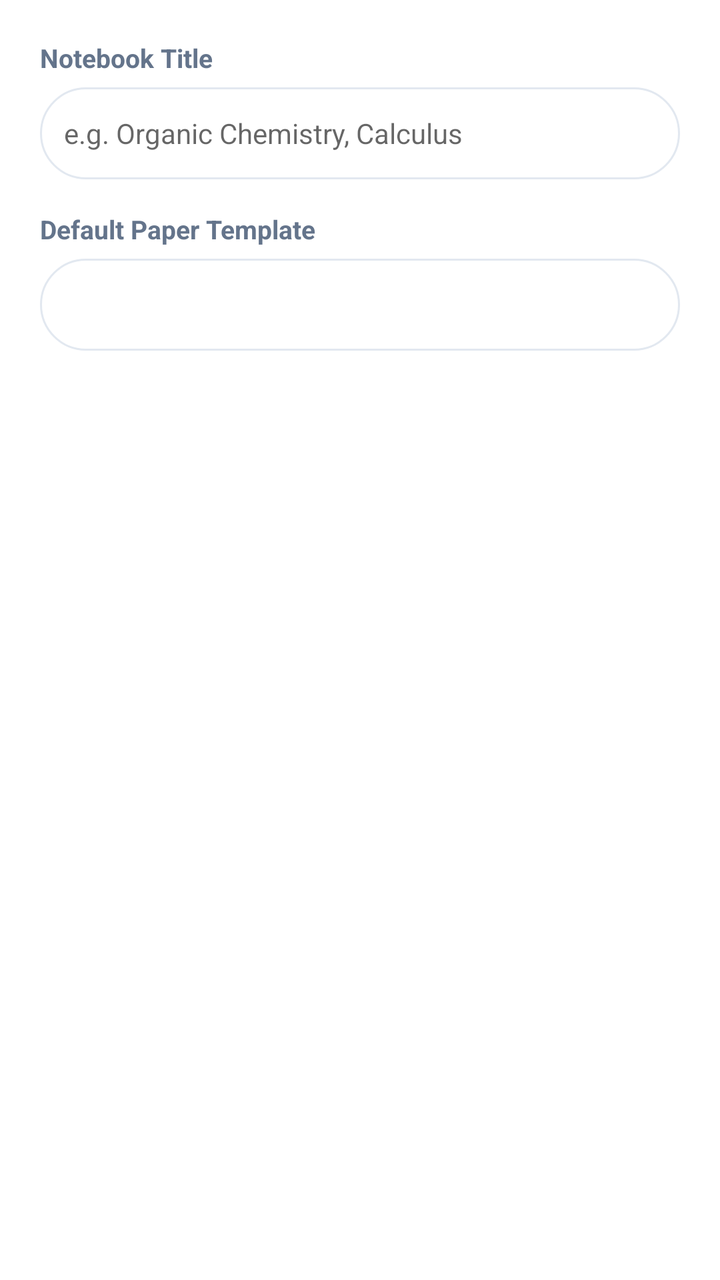
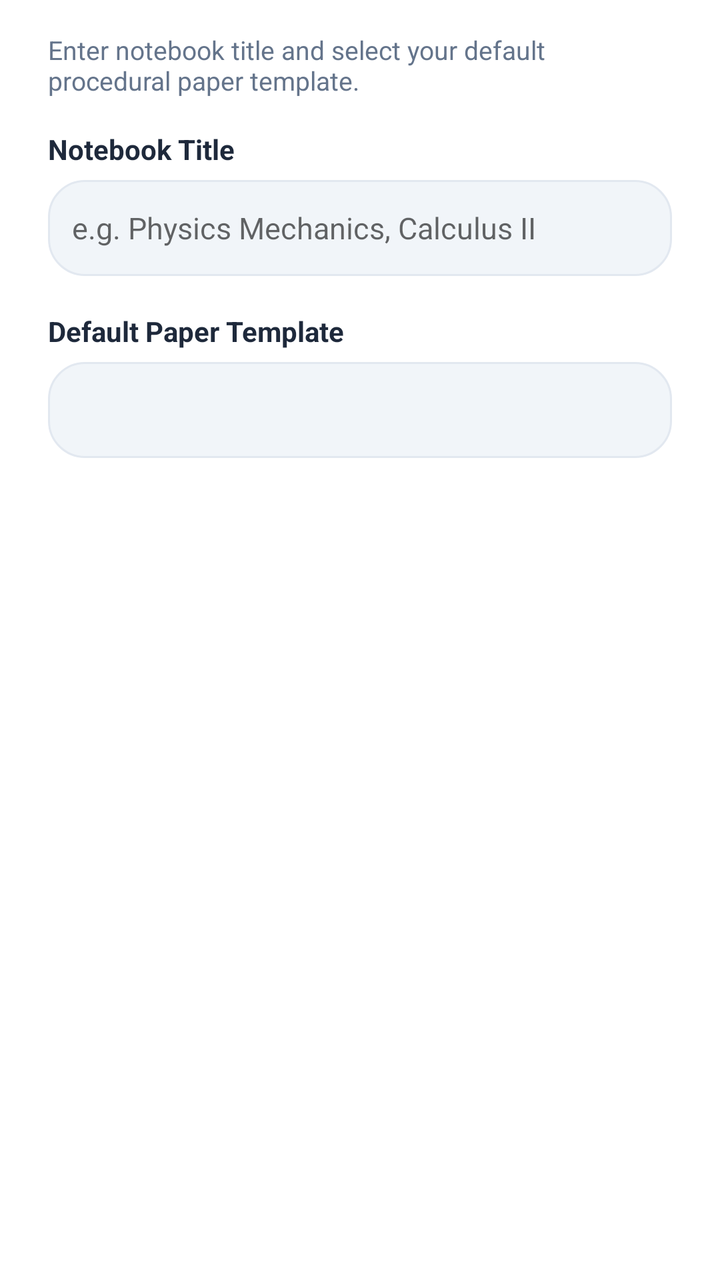

Screens rendered from an Android XML layout before and after an edit, with the pre-edit source and the edit as a unified diff.
<!-- AndroidManifest.xml: application theme Theme.FlowNotes -->
<!-- res/layout/dialog_new_notebook.xml -->
<?xml version="1.0" encoding="utf-8"?>
<LinearLayout xmlns:android="http://schemas.android.com/apk/res/android"
    android:layout_width="match_parent"
    android:layout_height="wrap_content"
    android:orientation="vertical"
    android:padding="20dp">

    <TextView
        android:layout_width="wrap_content"
        android:layout_height="wrap_content"
        android:text="Notebook Title"
        android:textColor="@color/text_secondary"
        android:textSize="13sp"
        android:textStyle="bold" />

    <EditText
        android:id="@+id/et_notebook_title"
        android:layout_width="match_parent"
        android:layout_height="46dp"
        android:layout_marginTop="6dp"
        android:background="@drawable/bg_floating_dock"
        android:hint="e.g. Organic Chemistry, Calculus"
        android:paddingStart="12dp"
        android:paddingEnd="12dp"
        android:textSize="14sp" />

    <TextView
        android:layout_width="wrap_content"
        android:layout_height="wrap_content"
        android:layout_marginTop="16dp"
        android:text="Default Paper Template"
        android:textColor="@color/text_secondary"
        android:textSize="13sp"
        android:textStyle="bold" />

    <Spinner
        android:id="@+id/sp_paper_template"
        android:layout_width="match_parent"
        android:layout_height="46dp"
        android:layout_marginTop="6dp"
        android:background="@drawable/bg_floating_dock" />
</LinearLayout>
<!-- resources referenced by this layout -->
<resources>
  <color name="text_secondary">#64748B</color>
  <!-- drawable bg_floating_dock (drawable) -->
  <?xml version="1.0" encoding="utf-8"?>
  <shape xmlns:android="http://schemas.android.com/apk/res/android"
      android:shape="rectangle">
      <solid android:color="#FFFFFF" />
      <corners android:radius="30dp" />
      <stroke
          android:width="1dp"
          android:color="#E2E8F0" />
  </shape>
  <style name="Theme.FlowNotes" parent="Theme.MaterialComponents.DayNight.NoActionBar">
          <item name="colorPrimary">@color/primary</item>
          <item name="colorPrimaryVariant">@color/primary_dark</item>
          <item name="colorOnPrimary">@android:color/white</item>
          <item name="colorSecondary">@color/accent</item>
          <item name="android:statusBarColor">@color/bg_surface</item>
          <item name="android:windowLightStatusBar">true</item>
      </style>
  <color name="primary">#3B82F6</color>
  <color name="primary_dark">#1D4ED8</color>
  <color name="accent">#8B5CF6</color>
  <color name="bg_surface">#FFFFFF</color>
</resources>

<!-- the commit's change to res/layout/dialog_new_notebook.xml (unified diff, before → after) -->
@@ -1,42 +1,61 @@
 <?xml version="1.0" encoding="utf-8"?>
-<LinearLayout xmlns:android="http://schemas.android.com/apk/res/android"
+<LinearLayout
+    xmlns:android="http://schemas.android.com/apk/res/android"
     android:layout_width="match_parent"
     android:layout_height="wrap_content"
     android:orientation="vertical"
-    android:padding="20dp">
+    android:paddingStart="24dp"
+    android:paddingEnd="24dp"
+    android:paddingTop="16dp"
+    android:paddingBottom="16dp">
 
     <TextView
-        android:layout_width="wrap_content"
+        android:layout_width="match_parent"
+        android:layout_height="wrap_content"
+        android:text="Enter notebook title and select your default procedural paper template."
+        android:textColor="@color/text_secondary"
+        android:textSize="13sp"
+        android:layout_marginBottom="16dp" />
+
+    <TextView
+        android:layout_width="match_parent"
         android:layout_height="wrap_content"
         android:text="Notebook Title"
-        android:textColor="@color/text_secondary"
-        android:textSize="13sp"
-        android:textStyle="bold" />
+        android:textColor="@color/text_primary"
+        android:textSize="14sp"
+        android:textStyle="bold"
+        android:layout_marginBottom="6dp" />
 
     <EditText
         android:id="@+id/et_notebook_title"
         android:layout_width="match_parent"
-        android:layout_height="46dp"
-        android:layout_marginTop="6dp"
-        android:background="@drawable/bg_floating_dock"
-        android:hint="e.g. Organic Chemistry, Calculus"
+        android:layout_height="48dp"
+        android:hint="e.g. Physics Mechanics, Calculus II"
+        android:inputType="textCapWords"
+        android:maxLines="1"
+        android:textColor="@color/text_primary"
+        android:textSize="15sp"
         android:paddingStart="12dp"
         android:paddingEnd="12dp"
-        android:textSize="14sp" />
+        android:background="@drawable/bg_folder_chip"
+        android:layout_marginBottom="18dp" />
 
     <TextView
-        android:layout_width="wrap_content"
+        android:layout_width="match_parent"
         android:layout_height="wrap_content"
-        android:layout_marginTop="16dp"
         android:text="Default Paper Template"
-        android:textColor="@color/text_secondary"
-        android:textSize="13sp"
-        android:textStyle="bold" />
+        android:textColor="@color/text_primary"
+        android:textSize="14sp"
+        android:textStyle="bold"
+        android:layout_marginBottom="6dp" />
 
     <Spinner
         android:id="@+id/sp_paper_template"
         android:layout_width="match_parent"
-        android:layout_height="46dp"
-        android:layout_marginTop="6dp"
-        android:background="@drawable/bg_floating_dock" />
+        android:layout_height="48dp"
+        android:background="@drawable/bg_folder_chip"
+        android:paddingStart="8dp"
+        android:paddingEnd="8dp"
+        android:layout_marginBottom="8dp" />
+
 </LinearLayout>
<!-- resource entries referenced after the edit -->
@@ -1,12 +1,13 @@
 <!-- resources referenced by this layout -->
 <resources>
+  <color name="text_primary">#1E293B</color>
   <color name="text_secondary">#64748B</color>
-  <!-- drawable bg_floating_dock (drawable) -->
+  <!-- drawable bg_folder_chip (drawable) -->
   <?xml version="1.0" encoding="utf-8"?>
   <shape xmlns:android="http://schemas.android.com/apk/res/android"
       android:shape="rectangle">
-      <solid android:color="#FFFFFF" />
-      <corners android:radius="30dp" />
+      <solid android:color="#F1F5F9" />
+      <corners android:radius="18dp" />
       <stroke
           android:width="1dp"
           android:color="#E2E8F0" />
